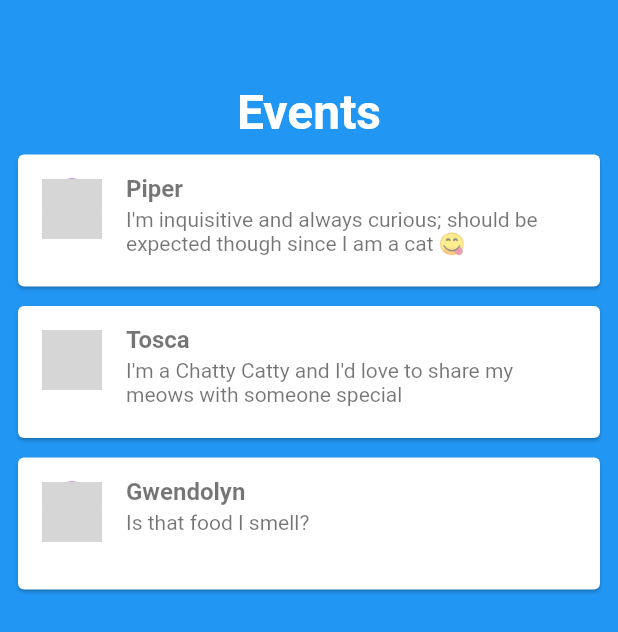
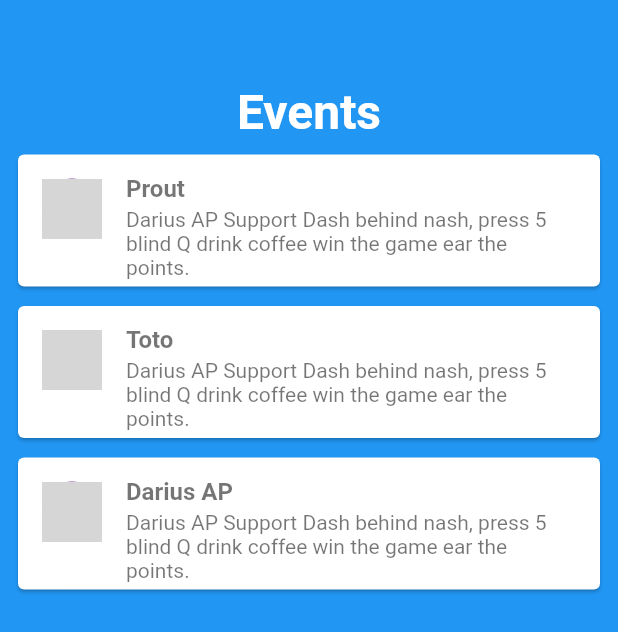
Before and after one commit to angulartist/dart-flutter-app, a Flutter app: the screen it shows after launch, on a phone screen of 412 x 824 dp. Shown: the top 632 px of the screen. Run offline on Flutter 3.47's test engine with Material 2 defaults, Android fonts, the phone set to English and light mode, and no system bars; network calls fail; grey boxes are pictures that could not be loaded.

```diff
--- a/assets/events.json
+++ b/assets/events.json
@@ -1,18 +1,18 @@
 {
     "events": [
       {
-        "title": "Piper",
+        "title": "Prout",
         "free": true,
         "id": 1,
         "pictures": [],
         "like_counter": 2,
-        "location": "St James, WA",
-        "attributes": ["desexed", "microchipped", "vaccinated", "children"],
-        "details": "I'm inquisitive and always curious; should be expected though since I am a cat 😋",
+        "location": "Paris",
+        "attributes": ["Games", "Drink", "Music", "Movie"],
+        "details": "Darius AP Support Dash behind nash, press 5 blind Q drink coffee win the game ear the points.",
         "image_url": "https://firebasestorage.googleapis.com/v0/b/catbox-flutter.appspot.com/o/catbox-cats%2Fcat_5_main.jpg?alt=media&token=f91eead7-34f8-4cff-a81b-96a35c52d9d7"
       },
       {
-        "title": "Tosca",
+        "title": "Toto",
         "free": false,
         "id": 2,
         "pictures": [
@@ -20,13 +20,13 @@
           "https://firebasestorage.googleapis.com/v0/b/catbox-flutter.appspot.com/o/catbox-cats%2Fcat_9_2.jpg?alt=media&token=57dcd17b-c6c1-4cd2-ab1d-bde7d5f9ced4"
         ],
         "like_counter": 2,
-        "location": "St James, WA",
-        "attributes": ["desexed", "vaccinated", "microchipped", "children"],
-        "details": "I'm a Chatty Catty and I'd love to share my meows with someone special",
+        "location": "Paris",
+        "attributes": ["Games", "Drink", "Music", "Movie"],
+        "details": "Darius AP Support Dash behind nash, press 5 blind Q drink coffee win the game ear the points.",
         "image_url": "https://firebasestorage.googleapis.com/v0/b/catbox-flutter.appspot.com/o/catbox-cats%2Fcat_9_main.jpg?alt=media&token=c6097e50-3005-4a55-ae9f-784351e08368"
       },
       {
-        "title": "Gwendolyn",
+        "title": "Darius AP",
         "free": true,
         "id": 3,
         "pictures": [
@@ -34,9 +34,9 @@
           "https://firebasestorage.googleapis.com/v0/b/catbox-flutter.appspot.com/o/catbox-cats%2Fcat_7_2.jpg?alt=media&token=9c46af8d-1e4d-457b-9340-85b4d11c8529"
         ],
         "like_counter": 1,
-        "location": "St James, WA",
-        "attributes": ["desexed", "vaccinated", "microchipped"],
-        "details": "Is that food I smell?",
+        "location": "Paris",
+        "attributes": ["Games", "Drink", "Music"],
+        "details": "Darius AP Support Dash behind nash, press 5 blind Q drink coffee win the game ear the points.",
         "image_url": "https://firebasestorage.googleapis.com/v0/b/catbox-flutter.appspot.com/o/catbox-cats%2Fcat_7_main.jpg?alt=media&token=77a60dea-d31a-4367-b4bb-f38b1b2d3efc"
       }
     ]
--- /dev/null
+++ b/lib/utils/routes.dart
@@ -0,0 +1,24 @@
+import 'package:flutter/foundation.dart';
+import 'package:flutter/material.dart';
+
+class FadePageRoute<T> extends MaterialPageRoute<T> {
+
+  FadePageRoute({
+    @required WidgetBuilder builder,
+    @required RouteSettings settings
+  }) : super(builder: builder, settings: settings);
+
+  @override
+  Widget buildTransitions(
+      BuildContext context,
+      Animation<double> animation,
+      Animation<double> secondaryAnimation,
+      Widget child) {
+
+    if (settings.isInitialRoute) {
+      return child;
+    }
+    // Fading
+    return new FadeTransition(opacity: animation, child: child);
+  }
+}
```
Also changed, not shown: lib/ui/event_details/details_body.dart (added, +13 -0 lines), lib/ui/event_details/details_page.dart (added, +36 -0 lines), lib/ui/event_details/footer/details_footer.dart (added, +21 -0 lines), lib/ui/event_details/header/details_header.dart (added, +26 -0 lines), lib/ui/event_list.dart (+15 -1 lines).
